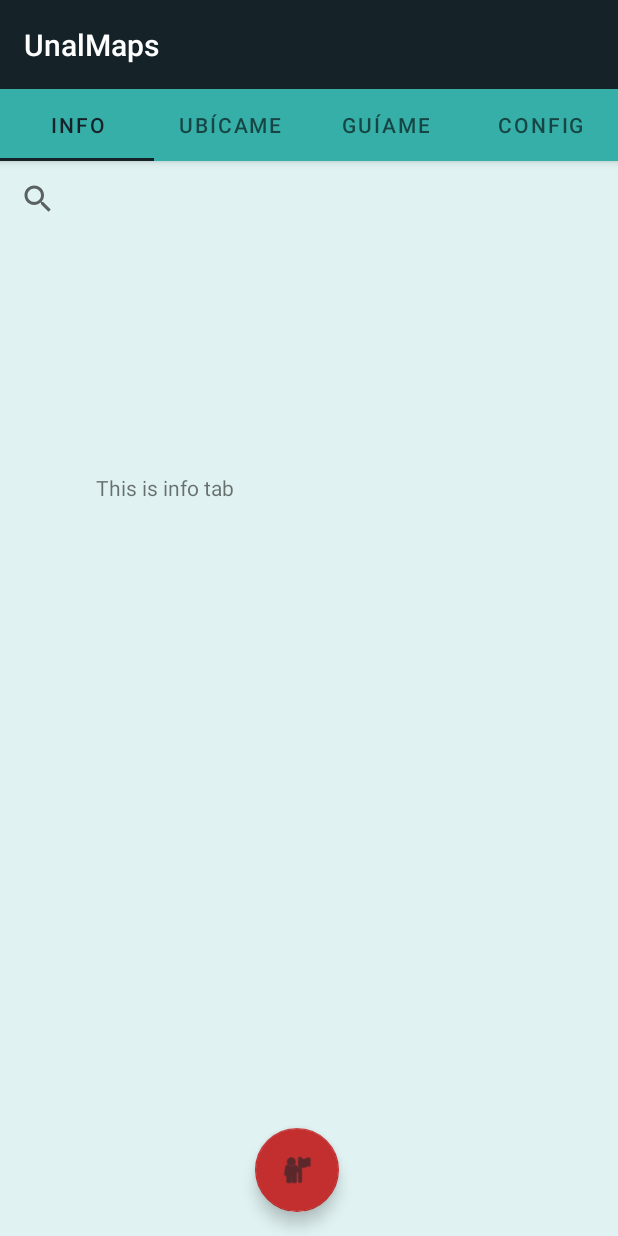
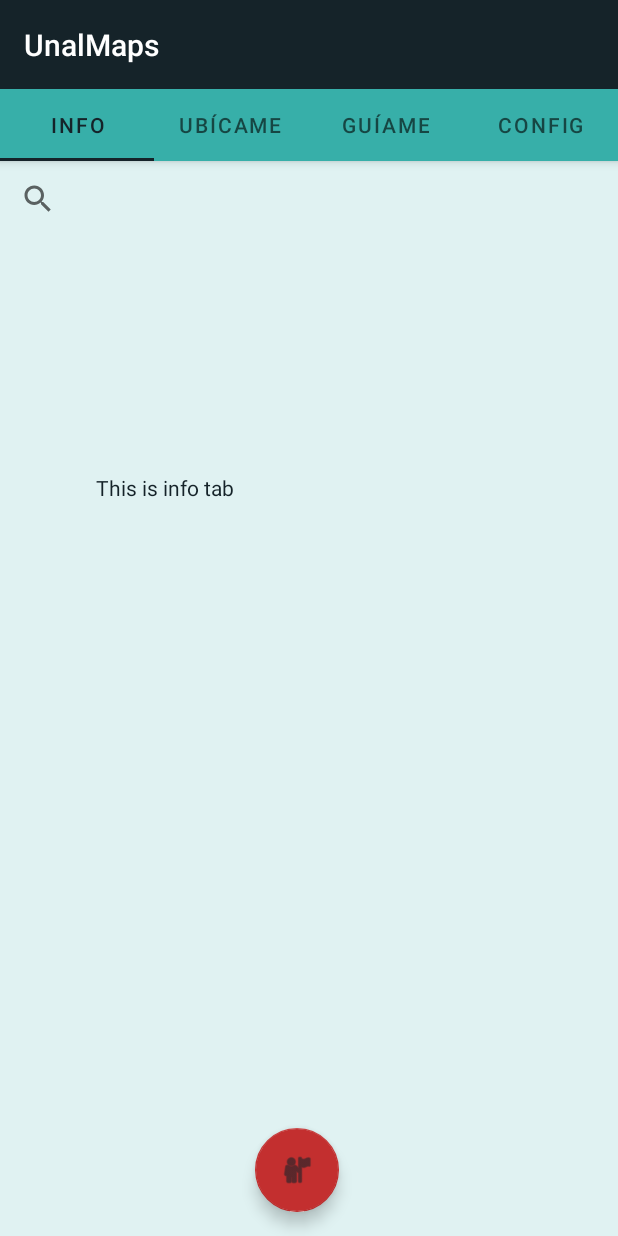
Before and after one commit to jnardosp/UnalMaps, an Android app: the screen it shows after launch (MainActivity), on a phone screen of 412 x 824 dp. Run offline under Robolectric (Android 15) with nearby library versions, the phone set to English and light mode, and no system bars.

Commit message:
Commit 12.1 17/10 version, smallchanges in dark theme. autor: jsotop

```diff
--- a/app/src/main/res/layout/infotab.xml
+++ b/app/src/main/res/layout/infotab.xml
@@ -20,6 +20,7 @@
         android:layout_marginStart="64dp"
         android:layout_marginTop="208dp"
         android:text="This is info tab"
+        android:textColor="@color/darkBlue"
         app:layout_constraintStart_toStartOf="parent"
         app:layout_constraintTop_toTopOf="parent" />
 </androidx.constraintlayout.widget.ConstraintLayout>
--- a/app/src/main/res/values-night/themes.xml
+++ b/app/src/main/res/values-night/themes.xml
@@ -2,9 +2,9 @@
     <!-- Base application theme. -->
     <style name="Theme.UnalMaps" parent="Theme.MaterialComponents.DayNight.DarkActionBar">
         <!-- Primary brand color. -->
-        <item name="colorPrimary">@color/lightGray</item>
+        <item name="colorPrimary">@color/darkBlue</item>
         <item name="colorPrimaryVariant">@color/darkBlue</item>
-        <item name="colorOnPrimary">@color/lightAquamarine</item>
+        <item name="colorOnPrimary">@color/lightGray</item>
         <!-- Secondary brand color. -->
         <item name="colorSecondary">@color/lightAquamarine</item>
         <item name="colorSecondaryVariant">@color/tealGreen</item>
```
